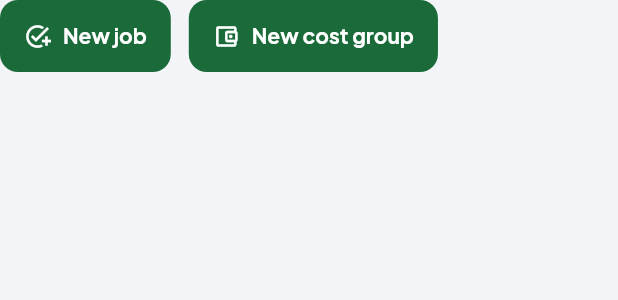
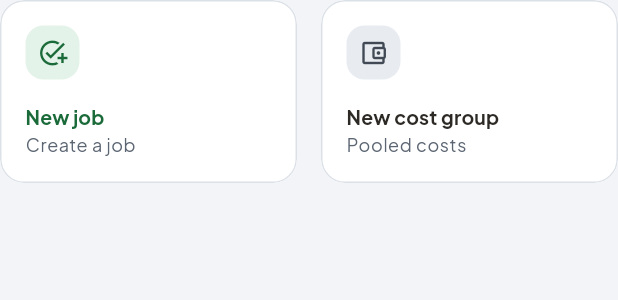
Before and after one commit to Bryan-sys-lab/SimpleSales, a Flutter app: the _OpenQuickActions widget shown alone on an empty page, opened directly with empty values, on a phone screen of 412 x 824 dp. Shown: the top 300 px of the screen. Run offline on Flutter 3.47's test engine with Material 3 defaults, Android fonts, the light colour scheme and no system bars; our stand-ins replace dio, file_picker, flutter_secure_storage, go_router, google_sign_in, image_picker and 7 more; missing offline and left inert: cryptography, excel, extension_google_sign_in_as_googleapis_auth, googleapis, mobile_scanner; accounts and stored records are empty; network calls fail; project files that could hold a hidden picture were left out.

Commit message:
refactor(open): redesign open dashboard quick actions to 2x2 tile grid
Open dashboard: quick actions now render as a 2x2 grid of tiles with
icon + label + subtitle (matching the mockup), instead of a flat row of
FilledButton.tonalIcon widgets. Financial hero, operational overview,
and recent activity already match the mockup direction.

All open screens verified: no hardcoded Colors., theme tokens used
consistently (accent, canvas, surface, surfaceSunken, onSurface, etc.).

dart analyze: zero issues.

Co-authored-by: Kilo <noreply@kilo.ai>

```diff
--- a/duka_pos_app/lib/screens/open_dashboard_screen.dart
+++ b/duka_pos_app/lib/screens/open_dashboard_screen.dart
@@ -16,7 +16,6 @@ import '../ui/components/status.dart';
 import '../ui/layout/page.dart';
 import '../utils/money.dart';
 import '../widgets/backup_reminder_banner.dart';
-import 'dashboard_shared.dart';
 
 const double _openDashboardMaxWidth = 1200;
 
@@ -489,7 +488,9 @@ class _CountTile extends StatelessWidget {
   }
 }
 
-/// Quick actions: New job, Record payment, Record sale, Add job cost, New cost group.
+/// Quick actions: New job, Record sale, Record payment, Add job cost, New cost
+/// group — as a 2x2 grid of tiles with icon + label + subtitle, mirroring
+/// the mockup.
 class _OpenQuickActions extends StatelessWidget {
   const _OpenQuickActions({
     required this.onNewJob,
@@ -514,42 +515,138 @@ class _OpenQuickActions extends StatelessWidget {
   @override
   Widget build(BuildContext context) {
     final AppSpacing spacing = AppSpacing.of(context);
-    final l10n = AppLocalizations.of(context);
 
-    return Wrap(
-      spacing: spacing.sm,
-      runSpacing: spacing.sm,
-      children: <Widget>[
-        QuickAction(
-          onPressed: onNewJob,
-          icon: const Icon(Icons.add_task),
-          label: Text(l10n.openDashboardNewJob),
+    final List<Widget> tiles = <Widget>[
+      _OpenQuickTile(
+        icon: Icons.add_task,
+        label: 'New job',
+        subtitle: 'Create a job',
+        onTap: onNewJob,
         primary: true,
       ),
       if (canRecordSales)
-          QuickAction(
-            onPressed: onRecordSale,
-            icon: const Icon(Icons.point_of_sale_outlined),
-            label: Text(l10n.openDashboardRecordSale),
+        _OpenQuickTile(
+          icon: Icons.point_of_sale_outlined,
+          label: 'Record sale',
+          subtitle: 'Quick sale',
+          onTap: onRecordSale,
         ),
       if (canReceivePayments)
-          QuickAction(
-            onPressed: onRecordPayment,
-            icon: const Icon(Icons.payment_outlined),
-            label: Text(l10n.openDashboardRecordPayment),
+        _OpenQuickTile(
+          icon: Icons.payment_outlined,
+          label: 'Record payment',
+          subtitle: 'Receive payment',
+          onTap: onRecordPayment,
         ),
       if (canManageJobs)
-          QuickAction(
-            onPressed: onAddJobCost,
-            icon: const Icon(Icons.add_circle_outline),
-            label: Text(l10n.openDashboardAddJobCost),
+        _OpenQuickTile(
+          icon: Icons.add_circle_outline,
+          label: 'Add job cost',
+          subtitle: 'Log a cost',
+          onTap: onAddJobCost,
         ),
-        QuickAction(
-          onPressed: onNewCostGroup,
-          icon: const Icon(Icons.account_balance_wallet_outlined),
-          label: Text(l10n.openDashboardNewCostGroup),
+      _OpenQuickTile(
+        icon: Icons.account_balance_wallet_outlined,
+        label: 'New cost group',
+        subtitle: 'Pooled costs',
+        onTap: onNewCostGroup,
+      ),
+    ];
+
+    return LayoutBuilder(
+      builder: (BuildContext context, BoxConstraints constraints) {
+        final bool twoColumns = constraints.maxWidth >= 320;
+        if (twoColumns) {
+          return Wrap(
+            spacing: spacing.md,
+            runSpacing: spacing.md,
+            children: <Widget>[
+              for (final tile in tiles)
+                SizedBox(
+                  width: (constraints.maxWidth - spacing.md) / 2,
+                  child: tile,
                 ),
             ],
+          );
+        }
+        return Column(
+          crossAxisAlignment: CrossAxisAlignment.stretch,
+          children: <Widget>[
+            for (int i = 0; i < tiles.length; i++) ...<Widget>[
+              if (i > 0) SizedBox(height: spacing.md),
+              tiles[i],
+            ],
+          ],
+        );
+      },
+    );
+  }
+}
+
+/// One quick-action tile for the open dashboard.
+class _OpenQuickTile extends StatelessWidget {
+  const _OpenQuickTile({
+    required this.icon,
+    required this.label,
+    required this.subtitle,
+    required this.onTap,
+    this.primary = false,
+  });
+
+  final IconData icon;
+  final String label;
+  final String subtitle;
+  final VoidCallback onTap;
+  final bool primary;
+
+  @override
+  Widget build(BuildContext context) {
+    final AppSpacing spacing = AppSpacing.of(context);
+    final AppColors colors = AppColors.of(context);
+    final TextTheme type = AppTypography.of(context);
+
+    return Semantics(
+      button: true,
+      label: '$label, $subtitle',
+      child: SurfaceCard(
+        padding: EdgeInsets.all(spacing.md),
+        onTap: onTap,
+        child: Column(
+          crossAxisAlignment: CrossAxisAlignment.start,
+          mainAxisSize: MainAxisSize.min,
+          children: <Widget>[
+            Container(
+              padding: EdgeInsets.all(spacing.xs),
+              decoration: BoxDecoration(
+                color: primary
+                    ? colors.accentContainer
+                    : colors.surfaceSunken,
+                borderRadius: AppShapes.of(context).controlRadius,
+              ),
+              child: Icon(
+                icon,
+                size: 20,
+                color: primary ? colors.accent : colors.onSurfaceVariant,
+              ),
+            ),
+            SizedBox(height: spacing.md),
+            Text(
+              label,
+              style: type.titleSmall?.copyWith(
+                fontWeight: FontWeight.w700,
+                color: primary ? colors.accent : colors.onSurface,
+              ),
+            ),
+            SizedBox(height: 2),
+            Text(
+              subtitle,
+              style: type.bodySmall?.copyWith(
+                color: colors.onSurfaceMuted,
+              ),
+            ),
+          ],
+        ),
+      ),
     );
   }
 }
```
Lines whose indentation alone changed are shown as unchanged.
